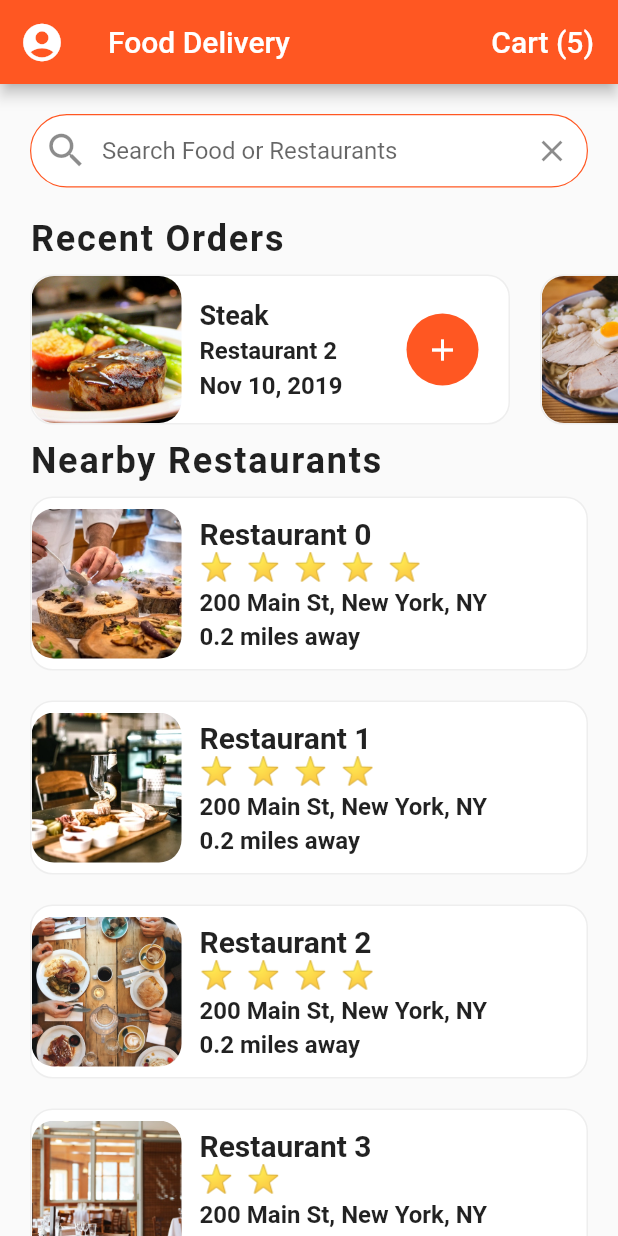
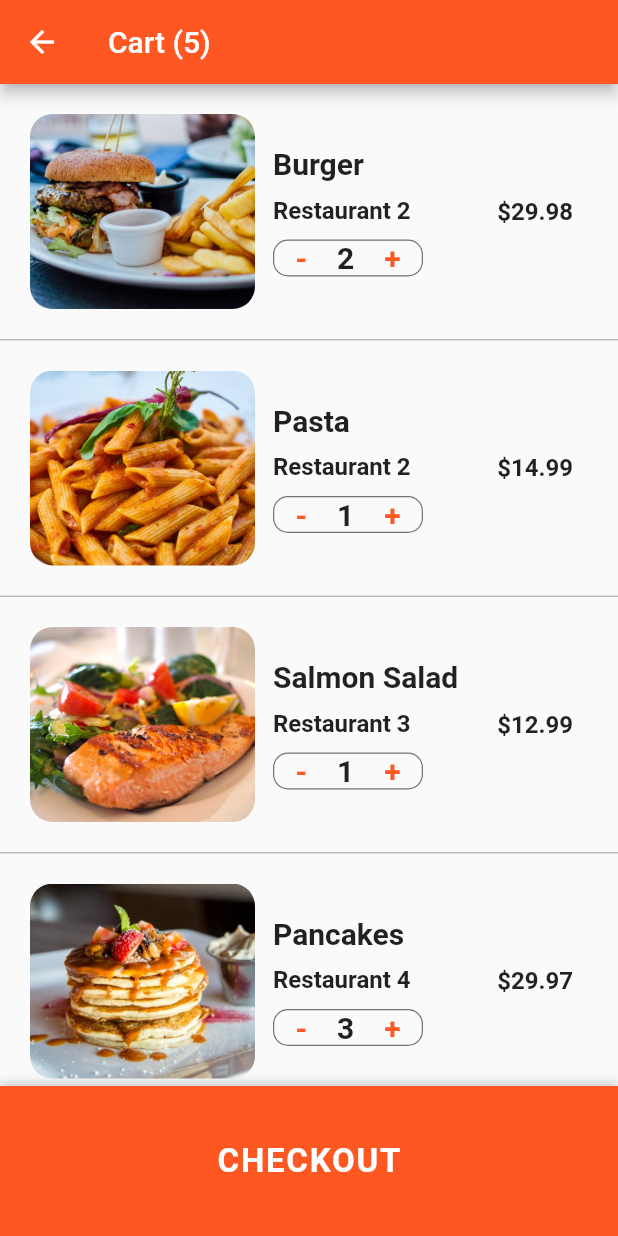
Before and after one commit to mshayanabbasi/Food-Delivery-UI-in-Flutter, a Flutter app: the screen it shows after launch, after a tap on an icon or button, on a phone screen of 412 x 824 dp. Run offline on Flutter 3.47's test engine with Material 2 defaults, Android fonts, the phone set to English and light mode, and no system bars.

Commit message:
Cart Screen Add

```diff
--- /dev/null
+++ b/lib/screens/cart_screen.dart
@@ -0,0 +1,235 @@
+import 'package:flutter/material.dart';
+import 'package:food_delivery_ui/data/data.dart';
+import 'package:food_delivery_ui/models/order.dart';
+
+class CartScreen extends StatefulWidget {
+  @override
+  _CartScreenState createState() => _CartScreenState();
+}
+
+class _CartScreenState extends State<CartScreen> {
+  _buildCartItem(Order order) {
+    return Container(
+      padding: EdgeInsets.all(20.0),
+      height: 170.0,
+      child: Row(
+        children: <Widget>[
+          Expanded(
+            child: Row(
+              children: <Widget>[
+                Container(
+                  width: 150.0,
+                  decoration: BoxDecoration(
+                    image: DecorationImage(
+                      image: AssetImage(order.food.imageUrl),
+                      fit: BoxFit.cover,
+                    ),
+                    borderRadius: BorderRadius.circular(15.0),
+                  ),
+                ),
+                Expanded(
+                  child: Container(
+                    margin: EdgeInsets.all(12.0),
+                    child: Column(
+                      mainAxisAlignment: MainAxisAlignment.center,
+                      crossAxisAlignment: CrossAxisAlignment.start,
+                      children: <Widget>[
+                        Text(
+                          order.food.name,
+                          style: TextStyle(
+                            fontSize: 20.0,
+                            fontWeight: FontWeight.bold,
+                          ),
+                          overflow: TextOverflow.ellipsis,
+                        ),
+                        SizedBox(
+                          height: 10.0,
+                        ),
+                        Text(
+                          order.restaurant.name,
+                          style: TextStyle(
+                            fontSize: 16.0,
+                            fontWeight: FontWeight.w600,
+                          ),
+                          overflow: TextOverflow.ellipsis,
+                        ),
+                        SizedBox(
+                          height: 10.0,
+                        ),
+                        Container(
+                          width: 100,
+                          decoration: BoxDecoration(
+                            borderRadius: BorderRadius.circular(10.0),
+                            border: Border.all(
+                              width: 0.8,
+                              color: Colors.black54,
+                            ),
+                          ),
+                          child: Row(
+                            mainAxisAlignment: MainAxisAlignment.center,
+                            children: <Widget>[
+                              GestureDetector(
+                                onTap: () {},
+                                child: Text(
+                                  '-',
+                                  style: TextStyle(
+                                      color: Theme.of(context).primaryColor,
+                                      fontWeight: FontWeight.w600,
+                                      fontSize: 20.0),
+                                ),
+                              ),
+                              SizedBox(
+                                width: 20.0,
+                              ),
+                              Text(
+                                order.quantity.toString(),
+                                style: TextStyle(
+                                  fontSize: 20.0,
+                                  fontWeight: FontWeight.w600,
+                                ),
+                              ),
+                              SizedBox(
+                                width: 20.0,
+                              ),
+                              GestureDetector(
+                                onTap: () {},
+                                child: Text(
+                                  '+',
+                                  style: TextStyle(
+                                      color: Theme.of(context).primaryColor,
+                                      fontWeight: FontWeight.w600,
+                                      fontSize: 20.0),
+                                ),
+                              ),
+                            ],
+                          ),
+                        ),
+                      ],
+                    ),
+                  ),
+                ),
+              ],
+            ),
+          ),
+          Container(
+            margin: EdgeInsets.all(10.0),
+            child: Text(
+              '\$${order.quantity * order.food.price}',
+              style: TextStyle(
+                fontWeight: FontWeight.w600,
+                fontSize: 16.0,
+              ),
+            ),
+          ),
+        ],
+      ),
+    );
+  }
+
+  @override
+  Widget build(BuildContext context) {
+    double totalPrice = 0;
+    currentUser.cart.forEach(
+        (Order order) => totalPrice += order.quantity * order.food.price);
+    return Scaffold(
+      appBar: AppBar(
+        title: Text('Cart (${currentUser.cart.length})'),
+      ),
+      body: ListView.separated(
+        itemBuilder: (context, index) {
+          if (index < currentUser.cart.length) {
+            Order order = currentUser.cart[index];
+            return _buildCartItem(order);
+          }
+          return Padding(
+            padding: EdgeInsets.all(20.0),
+            child: Column(
+              children: <Widget>[
+                Row(
+                  mainAxisAlignment: MainAxisAlignment.spaceBetween,
+                  children: <Widget>[
+                    Text(
+                      'Estimated Delivery Time',
+                      style: TextStyle(
+                        fontSize: 20.0,
+                        fontWeight: FontWeight.w600,
+                      ),
+                    ),
+                    Text(
+                      '25 min',
+                      style: TextStyle(
+                        fontWeight: FontWeight.w600,
+                        fontSize: 20.0,
+                      ),
+                    ),
+                  ],
+                ),
+                SizedBox(
+                  height: 10.0,
+                ),
+                Row(
+                  mainAxisAlignment: MainAxisAlignment.spaceBetween,
+                  children: <Widget>[
+                    Text(
+                      'Total Cost:',
+                      style: TextStyle(
+                        fontSize: 20.0,
+                        fontWeight: FontWeight.w600,
+                      ),
+                    ),
+                    Text(
+                      '\$${totalPrice.toStringAsFixed(2)}',
+                      style: TextStyle(
+                        color: Colors.green[700],
+                        fontWeight: FontWeight.w600,
+                        fontSize: 20.0,
+                      ),
+                    ),
+                  ],
+                ),
+                SizedBox(
+                  height: 80.0,
+                ),
+              ],
+            ),
+          );
+        },
+        separatorBuilder: (context, index) {
+          return Divider(
+            height: 1.0,
+            color: Colors.grey,
+          );
+        },
+        itemCount: currentUser.cart.length + 1,
+      ),
+      bottomSheet: Container(
+        height: 100.0,
+        width: MediaQuery.of(context).size.width,
+        decoration: BoxDecoration(
+          color: Theme.of(context).primaryColor,
+          boxShadow: [
+            BoxShadow(
+              color: Colors.black26,
+              offset: Offset(0, -1),
+              blurRadius: 6.0,
+            ),
+          ],
+        ),
+        child: Center(
+          child: FlatButton(
+            child: Text(
+              'CHECKOUT',
+              style: TextStyle(
+                color: Colors.white,
+                fontSize: 22.0,
+                fontWeight: FontWeight.bold,
+                letterSpacing: 1.2,
+              ),
+            ),
+            onPressed: () {},
+          ),
+        ),
+      ),
+    );
+  }
+}
--- a/lib/screens/home_screen.dart
+++ b/lib/screens/home_screen.dart
@@ -1,5 +1,6 @@
 import 'package:flutter/material.dart';
 import 'package:food_delivery_ui/models/restaurant.dart';
+import 'package:food_delivery_ui/screens/cart_screen.dart';
 import 'package:food_delivery_ui/screens/restaurants_screen.dart';
 import 'package:food_delivery_ui/widgets/rating_stars.dart';
 import 'package:food_delivery_ui/widgets/recent_orders.dart';
@@ -115,7 +116,12 @@ class _HomeScreenState extends State<HomeScreen> {
         ),
         actions: <Widget>[
           FlatButton(
-            onPressed: () {},
+            onPressed: () => Navigator.push(
+              context,
+              MaterialPageRoute(
+                builder: (_) => CartScreen(),
+              ),
+            ),
             child: Text(
               'Cart (${currentUser.cart.length})',
               style: TextStyle(
```
